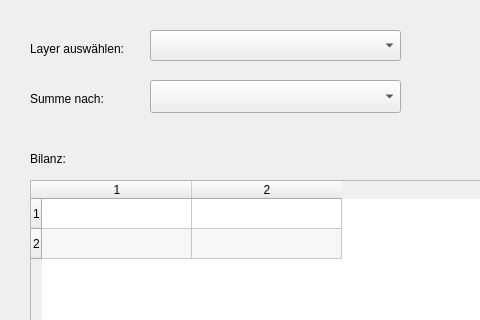
Above: flaechen_summe_dialog_base.ui from Lorjax/flaechensumme before the change; both pictures show x 0 to 480 and y 0 to 320 of the 808 by 504 pixel window. Below: the same form after it.
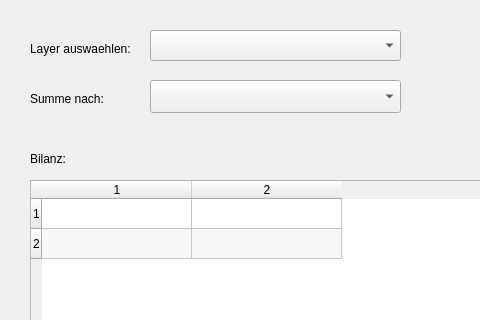
That is the form after the change.

The edit to the form file:
```diff
--- a/flaechen_summe_dialog_base.ui
+++ b/flaechen_summe_dialog_base.ui
@@ -55,7 +55,7 @@
     </rect>
    </property>
    <property name="text">
-    <string>Layer auswählen:</string>
+    <string>Layer auswaehlen:</string>
    </property>
   </widget>
   <widget class="QLabel" name="label_2">
```
Left out of the diff: 2 changed lines with no effect on the pictures.
